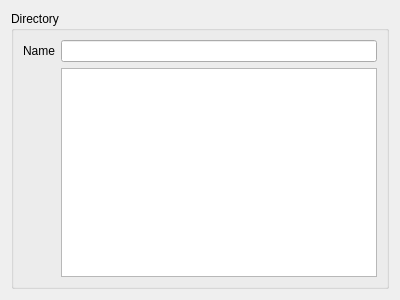
Before: the Qt Designer form arinc665_qt/media/DirectoryWidget.ui in hirah2205/ARINC-665, drawn with Qt 5.
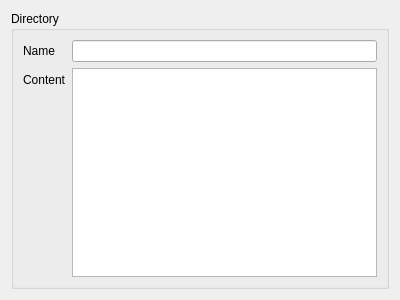
After: the same form once the commit is applied.

Commit message: Update Media Set Widgets

Patch:
```diff
--- a/arinc665_qt/media/DirectoryWidget.ui
+++ b/arinc665_qt/media/DirectoryWidget.ui
@@ -53,6 +53,13 @@
         </attribute>
        </widget>
       </item>
+      <item row="1" column="0">
+       <widget class="QLabel" name="lblContent">
+        <property name="text">
+         <string>Content</string>
+        </property>
+       </widget>
+      </item>
      </layout>
     </widget>
    </item>
```
The commit also changes 7 other files.
